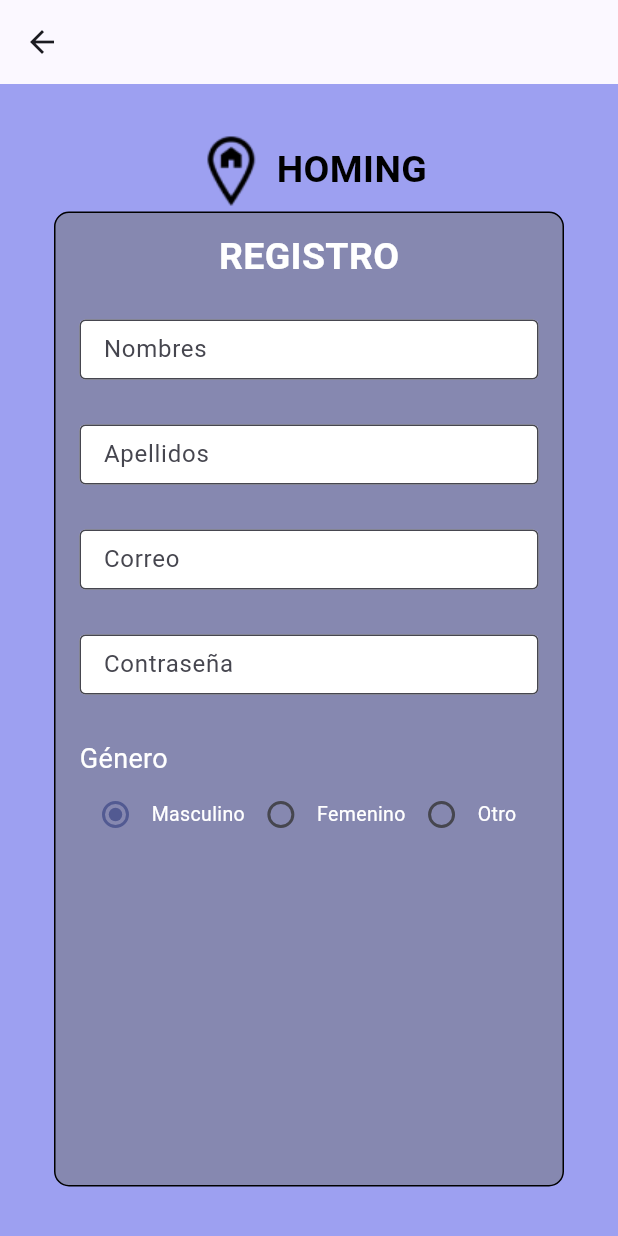
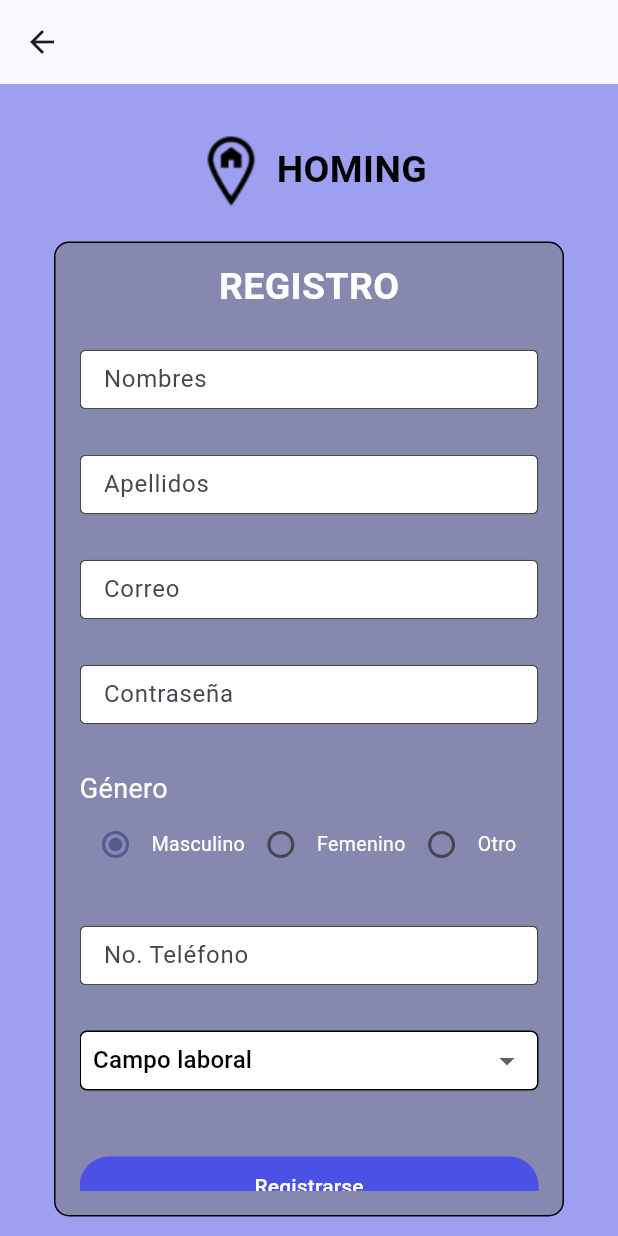
Before and after one commit to cristianOvando/Homing, a Flutter app: the RegisterPage screen opened directly, on a phone screen of 412 x 824 dp. Run offline on Flutter 3.47's test engine with Material 3 defaults, Android fonts, the light colour scheme and no system bars.

Commit message:
[ADD] page register finished

```diff
--- a/lib/pages/register_page.dart
+++ b/lib/pages/register_page.dart
@@ -1,4 +1,5 @@
 import 'package:flutter/material.dart';
+import 'package:homing/pages/home_page.dart';
 
 class RegisterPage extends StatefulWidget {
   @override
@@ -7,6 +8,9 @@ class RegisterPage extends StatefulWidget {
 
 class _RegisterPageState extends State<RegisterPage> {
   String _selectedGender = 'male';
+  String _selectedPosition = 'Campo laboral';
+
+  List<String> position = ['Campo laboral', 'Estudiante', 'Profesional', 'Mayor de edad'];
 
   @override
   Widget build(BuildContext context) {
@@ -31,6 +35,7 @@ class _RegisterPageState extends State<RegisterPage> {
                 ),
               ],
             ),
+            SizedBox(height: 20),
             Container(
               height: 650,
               width: 340,
@@ -43,6 +48,7 @@ class _RegisterPageState extends State<RegisterPage> {
                 ),
                 borderRadius: BorderRadius.circular(10),
               ),
+              child: SingleChildScrollView(
                 child: Column(
                   crossAxisAlignment: CrossAxisAlignment.start,
                   children: [
@@ -61,6 +67,7 @@ class _RegisterPageState extends State<RegisterPage> {
                     SizedBox(height: 30),
                     SizedBox(
                       height: 40,
+                      width: double.infinity,
                       child: TextField(
                         decoration: InputDecoration(
                           labelText: 'Nombres',
@@ -75,6 +82,7 @@ class _RegisterPageState extends State<RegisterPage> {
                     SizedBox(height: 30),
                     SizedBox(
                       height: 40,
+                      width: double.infinity,
                       child: TextField(
                         decoration: InputDecoration(
                           labelText: 'Apellidos',
@@ -89,6 +97,7 @@ class _RegisterPageState extends State<RegisterPage> {
                     SizedBox(height: 30),
                     SizedBox(
                       height: 40,
+                      width: double.infinity,
                       child: TextField(
                         decoration: InputDecoration(
                           labelText: 'Correo',
@@ -103,6 +112,7 @@ class _RegisterPageState extends State<RegisterPage> {
                     SizedBox(height: 30),
                     SizedBox(
                       height: 40,
+                      width: double.infinity,
                       child: TextField(
                         decoration: InputDecoration(
                           labelText: 'Contraseña',
@@ -194,7 +204,76 @@ class _RegisterPageState extends State<RegisterPage> {
                         ),
                       ],
                     ),
+                    SizedBox(height: 30),
+                    SizedBox(
+                      height: 40,
+                      width: double.infinity,
+                      child: TextField(
+                        decoration: InputDecoration(
+                          labelText: 'No. Teléfono',
+                          border: OutlineInputBorder(
+                            borderSide: BorderSide(color: Colors.black),
+                          ),
+                          filled: true,
+                          fillColor: Colors.white,
+                        ),
+                        keyboardType: TextInputType.phone,
+                      ),
+                    ),
+                    SizedBox(height: 30),
+                    Container(
+                      height: 40,
+                      width: double.infinity,
+                      padding: EdgeInsets.symmetric(horizontal: 8.0),
+                      decoration: BoxDecoration(
+                        border: Border.all(color: Colors.black, width: 1),
+                        borderRadius: BorderRadius.circular(5),
+                        color: Colors.white,
+                      ),
+                      child: DropdownButtonHideUnderline(
+                        child: DropdownButton<String>(
+                          isExpanded: true,
+                          value: _selectedPosition,
+                          dropdownColor: Colors.white,
+                          onChanged: (String? newPosition) {
+                            setState(() {
+                              _selectedPosition = newPosition!;
+                            });
+                          },
+                          items: position.map<DropdownMenuItem<String>>((String value) {
+                            return DropdownMenuItem<String>(
+                              value: value,
+                              child: Text(
+                                value,
+                                style: TextStyle(color: Colors.black),
+                              ),
+                            );
+                          }).toList(),
+                        ),
+                      ),
+                    ),
+                    SizedBox(height: 40.0,),
+                    Align(
+                      alignment: Alignment.center,
+                  child: SizedBox(
+                    width: 400,
+                    child: ElevatedButton(
+                      onPressed: () {
+                        Navigator.push(
+                          context,
+                          MaterialPageRoute(builder: (context) => MyHomePage()),
+                          );
+                      },
+                      style: ElevatedButton.styleFrom(
+                        backgroundColor: Color.fromRGBO(76, 81, 230, 1),
+                        foregroundColor: Colors.white,
+                      ),
+                      child: Text('Registrarse'),
+                    ),
+                  ),
+                    )
                   ],
+                ),
               ),
             ),
           ],
```
Lines whose indentation alone changed are shown as unchanged.
